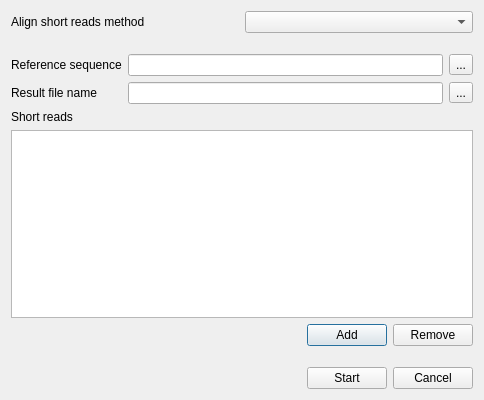
The window that src/corelibs/U2View/src/util_dna_assembly/ui/AssemblyToRefDialog.ui (violethaze74/ugene) describes before a commit, drawn with Qt 5.
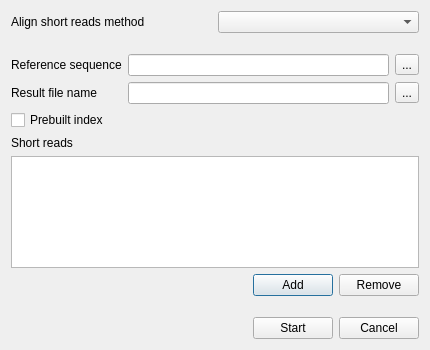
The same window after the commit.

```diff
--- a/src/corelibs/U2View/src/util_dna_assembly/ui/AssemblyToRefDialog.ui
+++ b/src/corelibs/U2View/src/util_dna_assembly/ui/AssemblyToRefDialog.ui
@@ -6,8 +6,8 @@
    <rect>
     <x>0</x>
     <y>0</y>
-    <width>484</width>
-    <height>400</height>
+    <width>430</width>
+    <height>350</height>
    </rect>
   </property>
   <property name="minimumSize">
@@ -107,6 +107,13 @@
        </property>
       </widget>
      </item>
+     <item row="2" column="0">
+      <widget class="QCheckBox" name="prebuiltIndexCheckBox">
+       <property name="text">
+        <string>Prebuilt index</string>
+       </property>
+      </widget>
+     </item>
     </layout>
    </item>
    <item>
```
